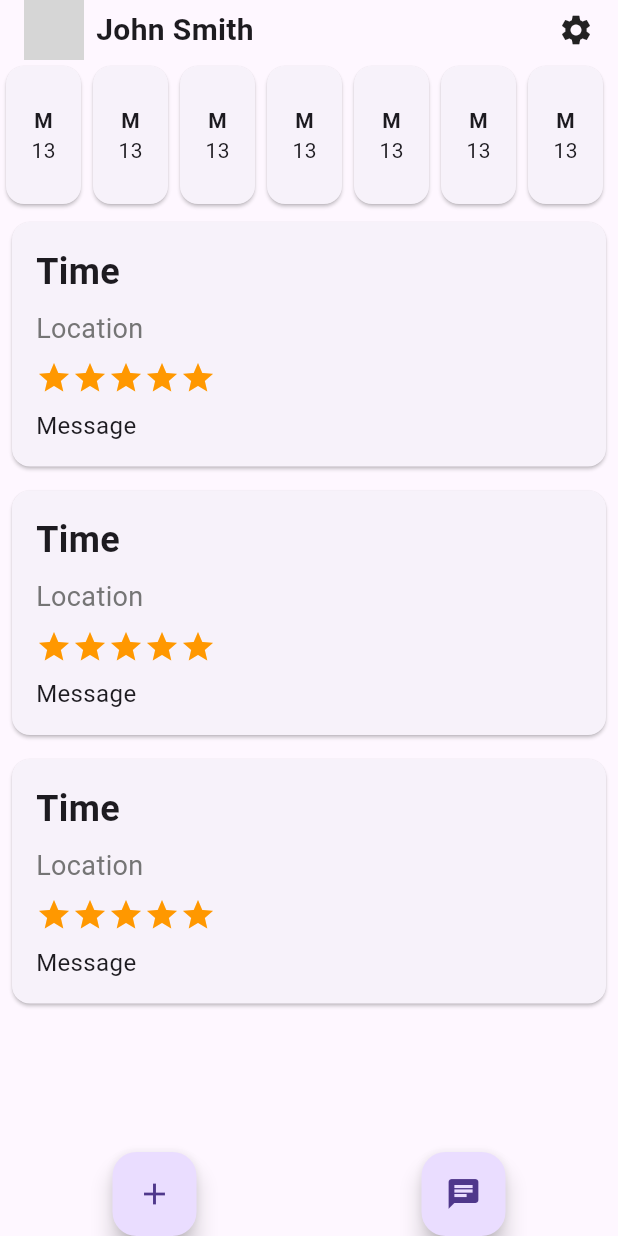
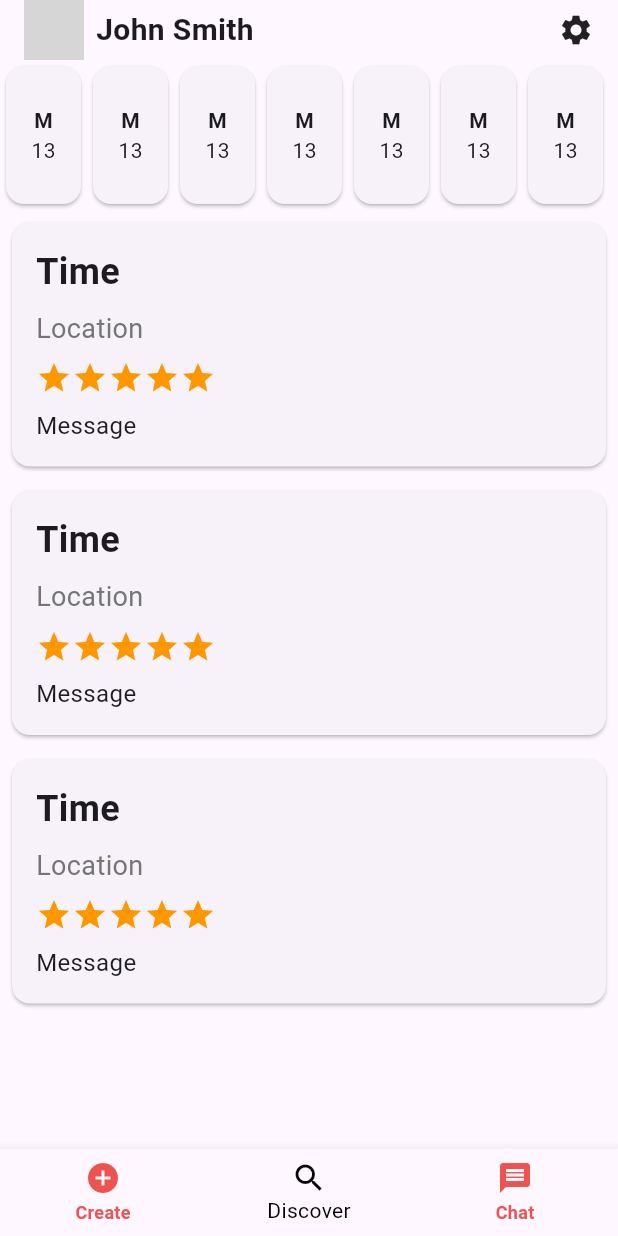
Before and after one commit to Swagat321/pickup, a Flutter app: the screen it shows after launch, on a phone screen of 412 x 824 dp. Run offline on Flutter 3.47's test engine with Material 3 defaults, Android fonts, the phone set to English and light mode, and no system bars; our stand-ins replace flutter_signin_button, get; missing offline and left inert: dart:ffi; network calls fail; grey boxes are pictures that could not be loaded.

```diff
--- /dev/null
+++ b/lib/chatPage.dart
@@ -0,0 +1,18 @@
+import 'package:flutter/material.dart';
+
+class Chat extends StatefulWidget {
+  @override
+  _ChatState createState() => _ChatState();
+}
+
+class _ChatState extends State<Chat> {
+  @override
+  Widget build(BuildContext context) {
+    return const Center(
+      child: Text(
+        "Chat",
+        style: TextStyle(fontSize: 48),
+      ),
+    );
+  }
+}
--- a/lib/homePage.dart
+++ b/lib/gamePage.dart
@@ -3,12 +3,12 @@ import 'package:get/get.dart';
 import 'package:pickup/loginPage.dart';
 import 'package:pickup/widgets/game_card.dart';
 
-class HomePage extends StatefulWidget {
+class GamePage extends StatefulWidget {
   @override
-  _HomePageState createState() => _HomePageState();
+  _GamePageState createState() => _GamePageState();
 }
 
-class _HomePageState extends State<HomePage> {
+class _GamePageState extends State<GamePage> {
   int selectedIndex = 0;
 
   @override
@@ -23,7 +23,8 @@ class _HomePageState extends State<HomePage> {
                 children: [
                   CircleAvatar(
                     // Placeholder for profile image
-                    backgroundImage: NetworkImage('https://via.placeholder.com/150'),
+                    backgroundImage:
+                        NetworkImage('https://via.placeholder.com/150'),
                   ),
                   SizedBox(width: 8),
                   Text(
@@ -80,24 +81,6 @@ class _HomePageState extends State<HomePage> {
                 },
               ),
             ),
-            // Placeholder for bottom section
-            Row(
-              mainAxisAlignment: MainAxisAlignment.spaceAround,
-              children: [
-                FloatingActionButton(
-                  onPressed: () {
-                    // Action to add a pickup game
-                  },
-                  child: Icon(Icons.add),
-                ),
-                FloatingActionButton(
-                  onPressed: () {
-                    // Action to open group chat
-                  },
-                  child: Icon(Icons.chat),
-                ),
-              ],
-            ),
           ],
         ),
       ),
--- /dev/null
+++ b/lib/home_page.dart
@@ -0,0 +1,40 @@
+import "package:flutter/material.dart";
+import "package:pickup/chatPage.dart";
+import "package:pickup/create_game_page.dart";
+import "package:pickup/gamePage.dart";
+import "package:pickup/widgets/bottom_nav_bar.dart";
+
+class HomePage extends StatefulWidget {
+  @override
+  _HomePageState createState() => _HomePageState();
+}
+
+class _HomePageState extends State<HomePage> {
+  Widget currBody = GamePage();
+  int _index = 1;
+
+  @override
+  Widget build(BuildContext context) {
+    return Scaffold(
+        body: currBody,
+        bottomNavigationBar: BottomNavBar(
+          index: _index,
+          onChange: (index) {
+            setState(() {
+              _index = index;
+              switch (index) {
+                case 0:
+                  currBody = CreateGame();
+                  break;
+                case 1:
+                  currBody = GamePage();
+                  break;
+                case 2:
+                  currBody = Chat();
+                  break;
+              }
+            });
+          },
+        ));
+  }
+}
--- a/lib/main.dart
+++ b/lib/main.dart
@@ -1,7 +1,8 @@
 import 'package:flutter/material.dart';
 import 'package:get/get_navigation/src/root/get_material_app.dart';
 import 'package:get/instance_manager.dart';
-import 'package:pickup/homePage.dart';
+import 'package:pickup/gamePage.dart';
+import 'package:pickup/home_page.dart';
 
 void main() {
   runApp(const MainApp());
@@ -30,6 +31,7 @@ class MainApp extends StatelessWidget {
     // );
     return GetMaterialApp(
       debugShowCheckedModeBanner: false,
+      theme: ThemeData(primarySwatch: Colors.blue),
       home: HomePage(),
     );
   }
--- /dev/null
+++ b/lib/widgets/bottom_nav_bar.dart
@@ -0,0 +1,41 @@
+import "package:flutter/material.dart";
+
+class BottomNavBar extends StatefulWidget {
+  void Function(int)? onChange;
+  int index;
+
+  BottomNavBar(
+      {super.key, required this.onChange, required this.index});
+
+  @override
+  State<BottomNavBar> createState() => _BottomNavBarState();
+}
+
+class _BottomNavBarState extends State<BottomNavBar> {
+  @override
+  Widget build(BuildContext context) {
+    return BottomNavigationBar(
+      // backgroundColor: Colors.blue, // Set a non-transparent background color
+      items: const <BottomNavigationBarItem>[
+        BottomNavigationBarItem(
+          icon: Icon(Icons.add_circle_sharp),
+          label: "Create",
+        ),
+        BottomNavigationBarItem(
+          icon: Icon(Icons.search),
+          label: "Discover",
+        ),
+        BottomNavigationBarItem(
+          icon: Icon(Icons.message),
+          label: "Chat",
+        ),
+      ],
+      currentIndex: widget.index,
+      selectedItemColor: Colors.black,
+      unselectedItemColor: Colors.red.shade400,
+      unselectedLabelStyle:
+          TextStyle(color: Colors.red.shade400, fontWeight: FontWeight.bold),
+      onTap: widget.onChange,
+    );
+  }
+}
```
Also changed, not shown: lib/create_game_page.dart (added, +18 -0 lines), 1 other file.
